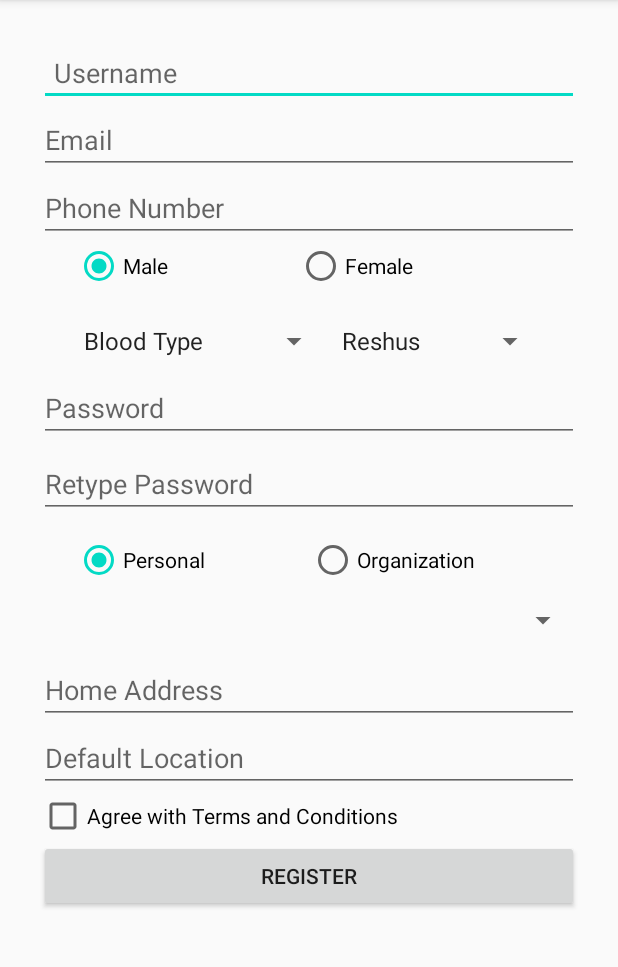
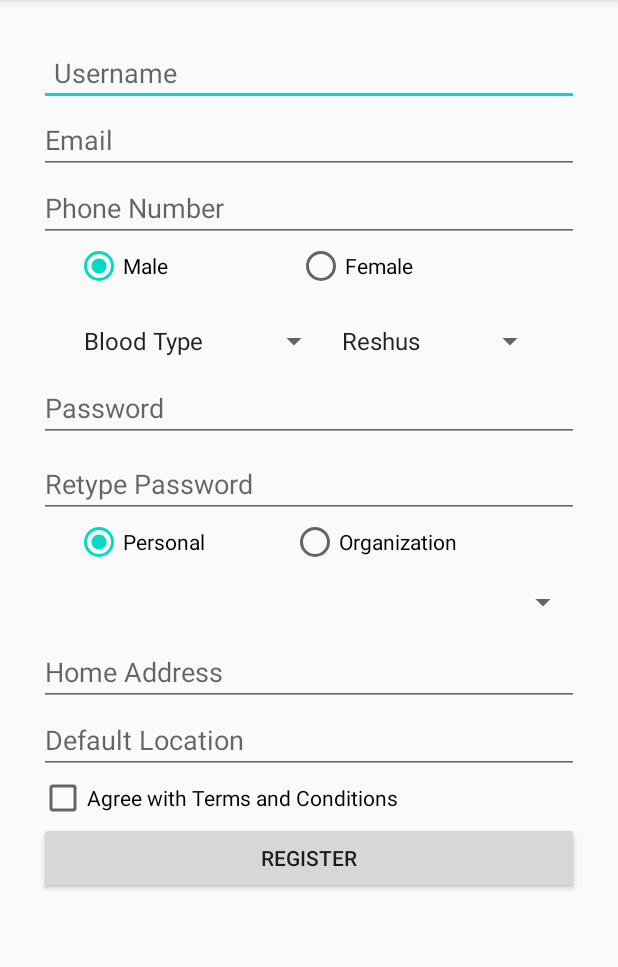
Before and after one commit to dimasarestuprasmanto/AKB_Tugas2, an Android app: the register screen opened directly, with no data from a screen before it, on a phone screen of 412 x 824 dp, the part 84-1051 px from its top. Run offline under Robolectric (Android 15) with nearby library versions, the phone set to English and light mode, and no system bars.

Commit message:
AKB Tugas 2(Update)

```diff
--- a/app/src/main/res/layout/activity_register.xml
+++ b/app/src/main/res/layout/activity_register.xml
@@ -94,26 +94,22 @@
             android:layout_width="match_parent"
             android:layout_height="wrap_content"
             android:orientation="horizontal"
-            android:paddingTop="@dimen/dimen12"
-            android:gravity="center"
-             >
+            android:paddingLeft="@dimen/dimen24"
+            android:paddingRight="@dimen/dimen24"
+            android:gravity="center">
 
             <RadioButton
-
-                android:layout_marginRight="@dimen/dimen12"
+                android:id="@+id/rb_male"
                 android:layout_width="wrap_content"
                 android:layout_height="wrap_content"
-                android:layout_marginLeft="@dimen/dimen24"
                 android:layout_weight="50"
                 android:checked="true"
                 android:text="@string/prs" />
             <RadioButton
-
-                android:layout_marginLeft="@dimen/dimen12"
+                android:id="@+id/rb_female"
                 android:layout_weight="50"
-                android:layout_marginRight="@dimen/dimen24"
+                android:layout_height="wrap_content"
                 android:layout_width="wrap_content"
-                android:layout_height="wrap_content"
                 android:text="@string/org" />
         </RadioGroup>
 
```
